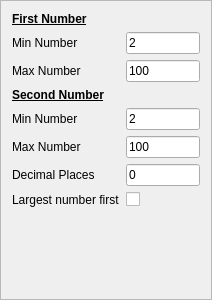
The window that additionconfigframe.ui (RealGrep/QMentat) describes before a commit, drawn with Qt 5.
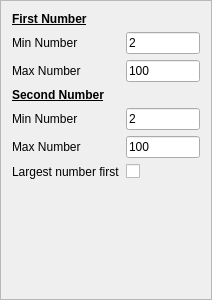
The same window after the commit.

Patch:
```diff
--- a/additionconfigframe.ui
+++ b/additionconfigframe.ui
@@ -151,29 +151,15 @@
        </property>
       </widget>
      </item>
-     <item row="8" column="0">
+     <item row="7" column="0">
       <widget class="QLabel" name="largestNumberFirstLabel">
        <property name="text">
         <string>Largest number first</string>
        </property>
       </widget>
      </item>
-     <item row="8" column="1">
-      <widget class="QCheckBox" name="largestNumberFirstCheckBox"/>
-     </item>
-     <item row="7" column="0">
-      <widget class="QLabel" name="decimalPlacesLabel">
-       <property name="text">
-        <string>Decimal Places</string>
-       </property>
-      </widget>
-     </item>
      <item row="7" column="1">
-      <widget class="QLineEdit" name="decimalPlacesLineEdit">
-       <property name="text">
-        <string notr="true">0</string>
-       </property>
-      </widget>
+      <widget class="QCheckBox" name="largestNumberFirstCheckBox"/>
      </item>
     </layout>
    </item>
```
